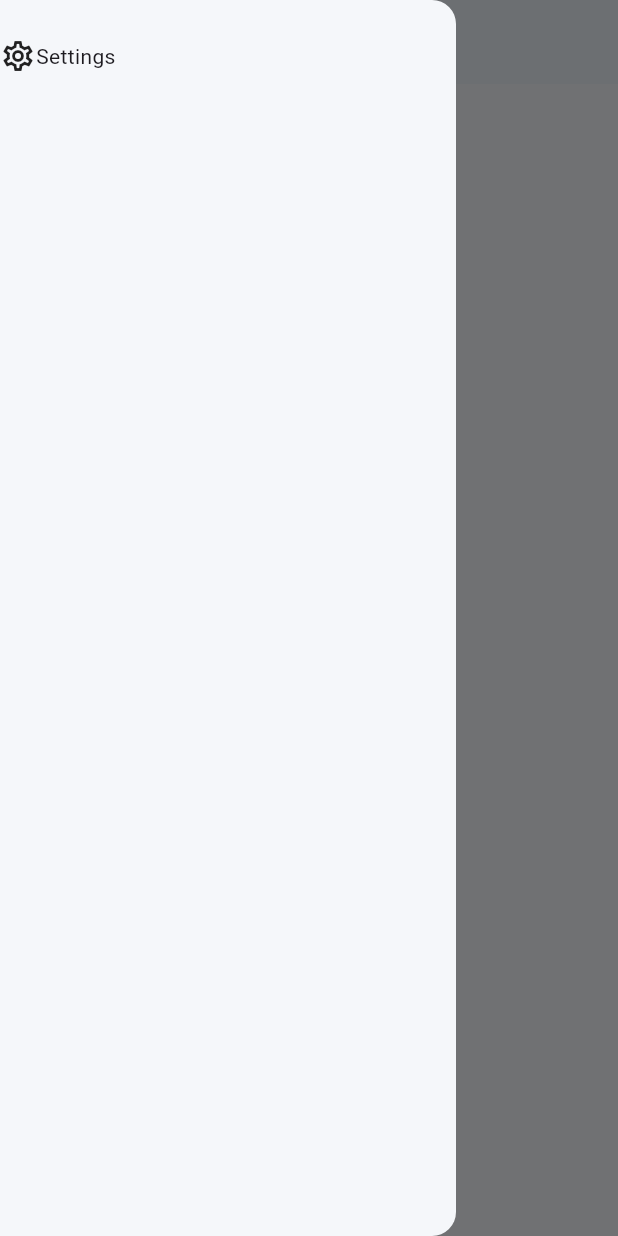
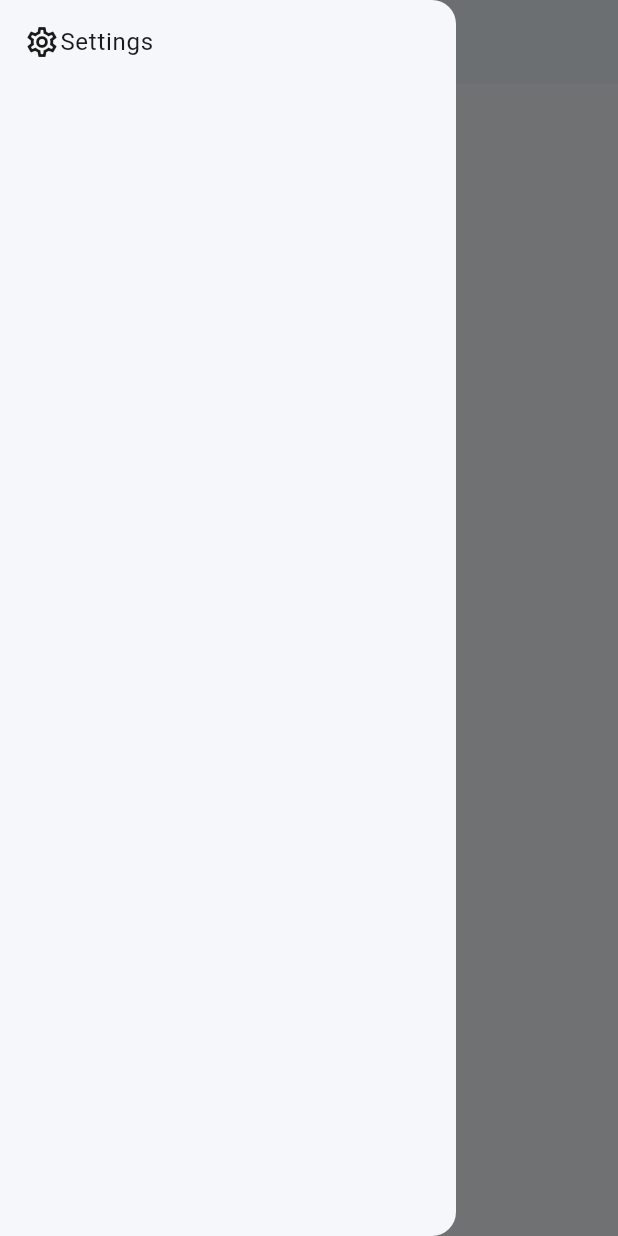
Before and after one commit to OrkunGuerler/demo_app, a Flutter app: the screen it shows after launch, with the side drawer open, on a phone screen of 412 x 824 dp. Run offline on Flutter 3.47's test engine with Material 3 defaults, Android fonts, the phone set to English and light mode, and no system bars; our stand-ins replace camera, get_it, shared_preferences; missing offline and left inert: google_mlkit_text_recognition.

Commit message:
add text recognition feature and edit routes

```diff
--- a/lib/app.dart
+++ b/lib/app.dart
@@ -1,8 +1,8 @@
+import 'package:flutter/material.dart';
 import 'package:demo_app/core/themes/dark_theme.dart';
 import 'package:demo_app/core/themes/light_theme.dart';
 import 'package:demo_app/core/utils/theme_provider.dart';
 import 'package:demo_app/presentation/routes/app_routes.dart';
-import 'package:flutter/material.dart';
 import 'package:provider/provider.dart';
 
 class DemoApp extends StatelessWidget {
--- a/lib/main.dart
+++ b/lib/main.dart
@@ -1,9 +1,9 @@
+import 'package:flutter/material.dart';
+import 'app.dart';
 import 'package:camera/camera.dart';
-import 'package:demo_app/app.dart';
+import 'package:provider/provider.dart';
 import 'package:demo_app/core/di/get_cameras.dart';
 import 'package:demo_app/core/utils/theme_provider.dart';
-import 'package:flutter/material.dart';
-import 'package:provider/provider.dart';
 
 Future<void> main() async {
   WidgetsFlutterBinding.ensureInitialized();
--- a/lib/presentation/features/camera/camera_page.dart
+++ b/lib/presentation/features/camera/camera_page.dart
@@ -5,7 +5,7 @@ import 'package:camera/camera.dart';
 import 'package:flutter/material.dart';
 import 'package:demo_app/core/di/get_cameras.dart';
 
-import 'views/display_picture_page.dart';
+import 'views/display_picture_view.dart';
 
 class CameraPage extends StatefulWidget {
   const CameraPage({super.key});
@@ -66,7 +66,7 @@ class CameraPageState extends State<CameraPage> {
 
             if (!context.mounted) return;
 
-            await Navigator.of(context).push(
+            await Navigator.of(context).pushReplacement(
               MaterialPageRoute(
                 builder:
                     (context) => DisplayPictureScreen(imagePath: image.path),
--- a/lib/presentation/features/home/home_page.dart
+++ b/lib/presentation/features/home/home_page.dart
@@ -1,4 +1,5 @@
 import 'package:flutter/material.dart';
+import 'package:demo_app/presentation/routes/app_routes.dart';
 import 'package:demo_app/core/widgets/app_bar.dart';
 
 class HomePage extends StatelessWidget {
@@ -13,16 +14,13 @@ class HomePage extends StatelessWidget {
       drawer: Drawer(
         child: ListView(
           children: [
-            GestureDetector(
+            ListTile(
+              title: Row(
+                children: [Icon(Icons.settings_outlined), Text('Settings')],
+              ),
               onTap: () {
-                Navigator.pushNamed(context, '/settings');
+                Navigator.pushNamed(context, AppRoutes.settings);
               },
-              child: SizedBox(
-                height: 75,
-                child: Row(
-                  children: [Icon(Icons.settings_outlined), Text('Settings')],
-                ),
-              ),
             ),
           ],
         ),
@@ -30,7 +28,7 @@ class HomePage extends StatelessWidget {
       floatingActionButton: FloatingActionButton(
         shape: CircleBorder(),
         onPressed: () {
-          Navigator.pushNamed(context, '/camera');
+          Navigator.pushNamed(context, AppRoutes.camera);
         },
         child: Icon(Icons.camera_alt_outlined),
       ),
--- a/lib/presentation/features/settings/settings_page.dart
+++ b/lib/presentation/features/settings/settings_page.dart
@@ -1,6 +1,6 @@
+import 'package:flutter/material.dart';
 import 'package:demo_app/core/widgets/app_bar.dart';
-import 'package:demo_app/presentation/features/settings/widgets/theme_settings.dart';
-import 'package:flutter/material.dart';
+import 'widgets/theme_settings.dart';
 
 class SettingsPage extends StatelessWidget {
   const SettingsPage({super.key});
--- a/lib/presentation/features/settings/widgets/theme_settings.dart
+++ b/lib/presentation/features/settings/widgets/theme_settings.dart
@@ -1,5 +1,5 @@
+import 'package:flutter/material.dart';
 import 'package:demo_app/core/utils/theme_provider.dart';
-import 'package:flutter/material.dart';
 import 'package:provider/provider.dart';
 
 Widget themeSettings(BuildContext context) {
--- a/lib/presentation/routes/app_routes.dart
+++ b/lib/presentation/routes/app_routes.dart
@@ -4,9 +4,13 @@ import 'package:demo_app/presentation/features/settings/settings_page.dart';
 import 'package:flutter/material.dart';
 
 class AppRoutes {
+  static const home = '/home';
+  static const camera = '/camera';
+  static const settings = '/settings';
+
   static final routes = <String, WidgetBuilder>{
-    '/home': (context) => HomePage(),
-    '/camera': (context) => CameraPage(),
-    '/settings': (context) => SettingsPage(),
+    home: (context) => HomePage(),
+    camera: (context) => CameraPage(),
+    settings: (context) => SettingsPage(),
   };
 }
--- a/pubspec.yaml
+++ b/pubspec.yaml
@@ -34,6 +34,7 @@ dependencies:
   provider: ^6.1.4
   shared_preferences: ^2.5.3
   camera: ^0.11.1
+  google_mlkit_text_recognition: ^0.15.0
 
 
 dev_dependencies:
```
Also changed, not shown: lib/presentation/features/camera/views/display_picture_page.dart (deleted, +0 -26 lines), lib/presentation/features/camera/views/display_picture_view.dart (added, +31 -0 lines), lib/presentation/features/camera/views/show_results_view.dart (added, +55 -0 lines), pubspec.lock.
